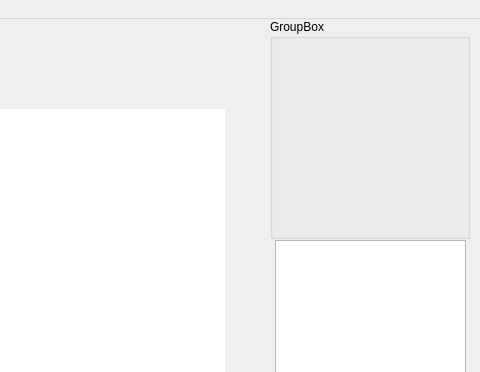
First picture: the form in SpriteEditor/mainwindow.ui, repository MegaSonic/SpriteEditor, before the edit; both pictures show x 330 to 810 and y 0 to 372 of the 810 by 502 pixel window.
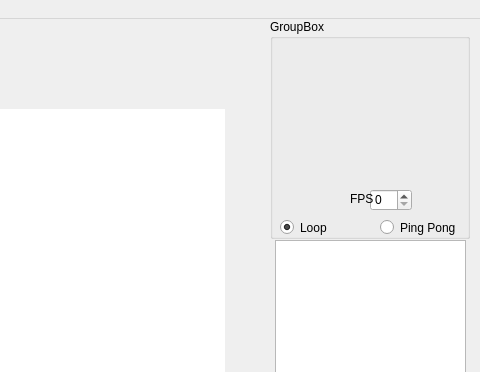
Second picture: the form after the edit. Icons and pictures are not drawn. Custom widgets are drawn as their Qt base class.

Commit message: Added a FPS Counter and two Modals to the animation preview box

```diff
--- a/SpriteEditor/mainwindow.ui
+++ b/SpriteEditor/mainwindow.ui
@@ -125,6 +125,61 @@
     <property name="title">
      <string>GroupBox</string>
     </property>
+    <widget class="QRadioButton" name="pingPongButton">
+     <property name="geometry">
+      <rect>
+       <x>110</x>
+       <y>200</y>
+       <width>82</width>
+       <height>17</height>
+      </rect>
+     </property>
+     <property name="text">
+      <string>Ping Pong</string>
+     </property>
+    </widget>
+    <widget class="QRadioButton" name="loopButton">
+     <property name="geometry">
+      <rect>
+       <x>10</x>
+       <y>200</y>
+       <width>82</width>
+       <height>17</height>
+      </rect>
+     </property>
+     <property name="text">
+      <string>Loop</string>
+     </property>
+     <property name="checked">
+      <bool>true</bool>
+     </property>
+    </widget>
+    <widget class="QSpinBox" name="fpsCounter">
+     <property name="geometry">
+      <rect>
+       <x>100</x>
+       <y>170</y>
+       <width>42</width>
+       <height>22</height>
+      </rect>
+     </property>
+     <property name="maximum">
+      <number>60</number>
+     </property>
+    </widget>
+    <widget class="QLabel" name="fpsLabel">
+     <property name="geometry">
+      <rect>
+       <x>80</x>
+       <y>170</y>
+       <width>41</width>
+       <height>20</height>
+      </rect>
+     </property>
+     <property name="text">
+      <string>FPS</string>
+     </property>
+    </widget>
    </widget>
    <widget class="QScrollArea" name="colorSelectorScroller">
     <property name="geometry">
```
Left out of the diff: 2 changed lines with no effect on the pictures. The commit also changes 2 other files.
